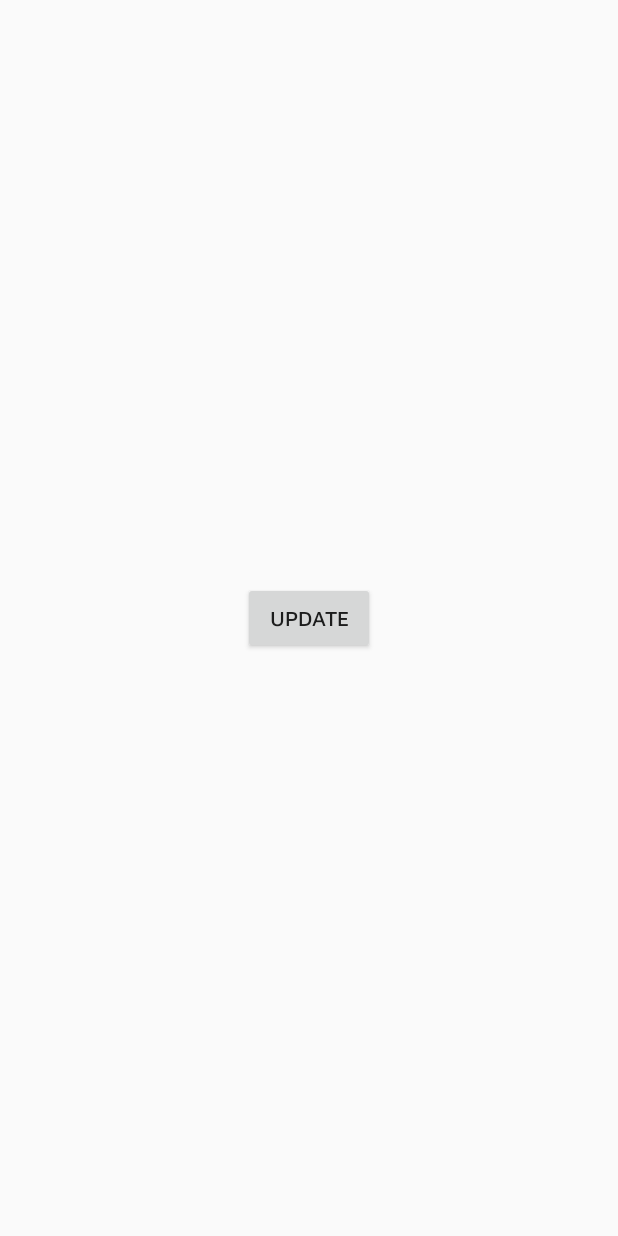
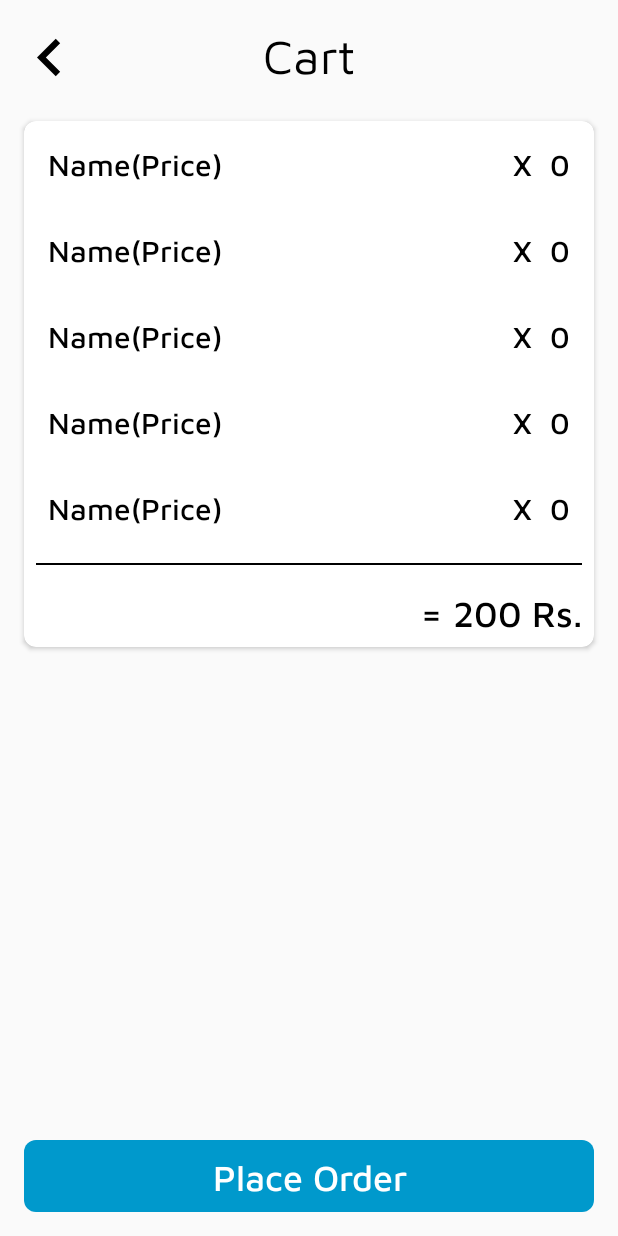
Before and after one commit to PreetJagani/Canteen-Managment, an Android app: the layout activity_cart_food_list.xml on its own in the app's theme, with its tools: preview values and no code run, on a phone screen of 412 x 824 dp. Run offline under Robolectric (Android 15) with nearby library versions, the phone set to English and light mode, and no system bars.

Commit message:
cart page added

```diff
--- a/app/src/main/java/com/canteenmanagment/ui/CartFoodList/CartFoodList.kt
+++ b/app/src/main/java/com/canteenmanagment/ui/CartFoodList/CartFoodList.kt
@@ -1,46 +1,47 @@
 package com.canteenmanagment.ui.CartFoodList
 
+import android.os.Bundle
+import android.view.View.OnTouchListener
 import androidx.appcompat.app.AppCompatActivity
-import android.os.Bundle
-import android.util.Log
-import android.widget.Toast
+import androidx.databinding.DataBindingUtil
 import androidx.lifecycle.Observer
 import androidx.lifecycle.ViewModelProviders
 import com.canteenmanagment.R
 import com.canteenmanagment.canteen_managment_library.models.CartFood
+import com.canteenmanagment.databinding.ActivityCartFoodListBinding
 import com.canteenmanagment.ui.FoodList.FoodListActivity
 import com.google.gson.Gson
 import com.google.gson.reflect.TypeToken
-import kotlinx.android.synthetic.main.activity_cart_food_list.*
 import java.lang.reflect.Type
+
 
 class CartFoodList : AppCompatActivity() {
 
     private lateinit var cartFoodListViewModel : CartFoodListViewModel
+    private lateinit var binding : ActivityCartFoodListBinding
 
     override fun onCreate(savedInstanceState: Bundle?) {
         super.onCreate(savedInstanceState)
         setContentView(R.layout.activity_cart_food_list)
 
+        binding = DataBindingUtil.setContentView(
+            this,
+            R.layout.activity_cart_food_list
+        )
         cartFoodListViewModel = ViewModelProviders.of(this).get(CartFoodListViewModel::class.java)
 
-        getDataFromSharedPrefrences()
+        binding.RVCartFood.setOnTouchListener(OnTouchListener { v, event -> true })
+
+        getDataFromSharedPreferences()
 
         cartFoodListViewModel.cartFoodList.observe(this, Observer {
-
-            Log.d("Cart",it.toString())
-            Toast.makeText(this,"Observe",Toast.LENGTH_SHORT).show()
-
+            binding.RVCartFood.adapter = CartFoodListRecyclerViewAdapter(it)
+            binding.TVTotal.text = "= ${calculateTotalAmount(it)} Rs."
         })
-
-        BT_change.setOnClickListener {
-            cartFoodListViewModel.changeCartFoodList(mutableListOf())
-        }
-
 
     }
 
-    fun getDataFromSharedPrefrences(){
+    private fun getDataFromSharedPreferences(){
 
         val preference = application.getSharedPreferences(FoodListActivity.CART, 0x0000)
 
@@ -56,4 +57,13 @@ class CartFoodList : AppCompatActivity() {
 
         cartFoodListViewModel.cartFoodList.postValue(cartItemLIst)
     }
+
+    private fun calculateTotalAmount(cartFoodList: MutableList<CartFood>) : Int{
+
+        var total = 0
+        for(cartFood in cartFoodList)
+            total += cartFood.qunity * cartFood.food.price!!
+
+        return total
+    }
 }
--- /dev/null
+++ b/app/src/main/java/com/canteenmanagment/ui/CartFoodList/CartFoodListRecyclerViewAdapter.kt
@@ -0,0 +1,35 @@
+package com.canteenmanagment.ui.CartFoodList
+
+import android.util.Log
+import android.view.LayoutInflater
+import android.view.View
+import android.view.ViewGroup
+import androidx.recyclerview.widget.RecyclerView
+import com.bumptech.glide.Glide
+import com.bumptech.glide.load.engine.DiskCacheStrategy
+import com.canteenmanagment.R
+import com.canteenmanagment.canteen_managment_library.models.CartFood
+import com.canteenmanagment.canteen_managment_library.models.Food
+import com.canteenmanagment.databinding.ItemCartFoodLayoutBinding
+import com.canteenmanagment.databinding.ItemFoodListLayoutBinding
+
+class CartFoodListRecyclerViewAdapter(val cartFoodList : List<CartFood>) : RecyclerView.Adapter<CartFoodListRecyclerViewAdapter.ViewHolder>() {
+
+    override fun onCreateViewHolder(parent: ViewGroup, viewType: Int): ViewHolder {
+        val layoutInflater = LayoutInflater.from(parent.context)
+        val binding = ItemCartFoodLayoutBinding.inflate(layoutInflater,parent,false)
+        return ViewHolder(binding)
+    }
+
+    override fun onBindViewHolder(holder: ViewHolder, position: Int) {
+        holder.binding.TVTitle.text = "${cartFoodList.get(position).food.name} (${cartFoodList.get(position).food.price} Rs.)"
+        holder.binding.TVQuantity.text = "X   ${cartFoodList.get(position).qunity}"
+    }
+
+    override fun getItemCount(): Int {
+        return cartFoodList.size
+    }
+
+    class ViewHolder(var binding: ItemCartFoodLayoutBinding) : RecyclerView.ViewHolder(binding.root)
+
+}
--- a/app/src/main/java/com/canteenmanagment/ui/CartFoodList/CartFoodListViewModel.kt
+++ b/app/src/main/java/com/canteenmanagment/ui/CartFoodList/CartFoodListViewModel.kt
@@ -1,45 +1,16 @@
 package com.canteenmanagment.ui.CartFoodList
 
 import android.app.Application
-import android.util.Log
 import androidx.lifecycle.AndroidViewModel
-import androidx.lifecycle.LiveData
 import androidx.lifecycle.MutableLiveData
-import androidx.lifecycle.liveData
 import com.canteenmanagment.canteen_managment_library.models.CartFood
-import com.canteenmanagment.ui.FoodList.FoodListActivity
-import com.google.gson.Gson
-import com.google.gson.reflect.TypeToken
-import java.lang.reflect.Type
 
-class CartFoodListViewModel(application : Application) : AndroidViewModel(application) {
+class CartFoodListViewModel(application: Application) : AndroidViewModel(application) {
 
-    /*var cartFoodList : LiveData<MutableList<CartFood>> = liveData{
+    var cartFoodList: MutableLiveData<MutableList<CartFood>> = MutableLiveData()
 
-        val preference = application.getSharedPreferences(FoodListActivity.CART, 0x0000)
-
-        var gson = Gson()
-        val type: Type = object : TypeToken<MutableList<CartFood>?>() {}.type
-
-        var cartItemString = preference.getString(FoodListActivity.CART_ITEMS, null)
-
-        var cartItemLIst = if (cartItemString != null)
-            gson.fromJson<MutableList<CartFood>>(cartItemString, type)
-        else
-            mutableListOf()
-
-        emit(cartItemLIst)
-
-    }*/
-
-    var cartFoodList : MutableLiveData<MutableList<CartFood>> = MutableLiveData()
-
-
-
-    fun changeCartFoodList(list : MutableList<CartFood>){
+    fun changeCartFoodList(list: MutableList<CartFood>) {
         cartFoodList.postValue(list)
     }
 
-
-
 }
--- a/app/src/main/java/com/canteenmanagment/ui/FoodList/FoodListRecyclerViewAdapter.kt
+++ b/app/src/main/java/com/canteenmanagment/ui/FoodList/FoodListRecyclerViewAdapter.kt
@@ -25,7 +25,9 @@ class FoodListRecyclerViewAdapter(val foodList : List<Food>, val listner: ClickL
 
         if(!foodList.get(position).available){
             holder.binding.TVNotAvailable.visibility = View.VISIBLE
-            Log.d("Visibility","visible")
+        }
+        else{
+            holder.binding.TVNotAvailable.visibility = View.INVISIBLE
         }
 
         holder.binding.CL.setOnClickListener {
--- a/app/src/main/res/layout/activity_cart_food_list.xml
+++ b/app/src/main/res/layout/activity_cart_food_list.xml
@@ -1,19 +1,103 @@
 <?xml version="1.0" encoding="utf-8"?>
-<androidx.constraintlayout.widget.ConstraintLayout xmlns:android="http://schemas.android.com/apk/res/android"
+<layout xmlns:android="http://schemas.android.com/apk/res/android"
     xmlns:app="http://schemas.android.com/apk/res-auto"
-    xmlns:tools="http://schemas.android.com/tools"
+    xmlns:tools="http://schemas.android.com/tools">
+
+    <androidx.constraintlayout.widget.ConstraintLayout
         android:layout_width="match_parent"
         android:layout_height="match_parent"
         tools:context=".ui.CartFoodList.CartFoodList">
 
-    <Button
-        android:id="@+id/BT_change"
+        <ImageView
+            android:id="@+id/IM_back"
+            style="@style/back_button_style"
+            app:layout_constraintStart_toStartOf="parent"
+            app:layout_constraintTop_toTopOf="parent" />
+
+        <TextView
+            android:id="@+id/TV_title"
+            style="@style/sub_title_style"
             android:layout_width="wrap_content"
             android:layout_height="wrap_content"
-        android:text="update"
-        app:layout_constraintBottom_toBottomOf="parent"
+            android:text="Cart"
             app:layout_constraintEnd_toEndOf="parent"
             app:layout_constraintStart_toStartOf="parent"
             app:layout_constraintTop_toTopOf="parent" />
 
+        <androidx.cardview.widget.CardView
+            android:layout_width="match_parent"
+            android:layout_height="0dp"
+            app:layout_constraintHeight_default="wrap"
+            android:layout_marginLeft="@dimen/medium"
+            android:layout_marginTop="@dimen/large"
+            android:layout_marginRight="@dimen/medium"
+            android:padding="@dimen/medium"
+            app:cardCornerRadius="@dimen/small"
+            app:layout_constraintBottom_toTopOf="@+id/guideline5"
+            app:layout_constraintEnd_toEndOf="parent"
+            app:layout_constraintStart_toStartOf="parent"
+            app:layout_constraintTop_toBottomOf="@+id/TV_title"
+            app:layout_constraintVertical_bias="0.0">
+
+            <ScrollView
+                android:layout_width="match_parent"
+                android:layout_height="wrap_content">
+
+                <LinearLayout
+                    android:layout_width="match_parent"
+                    android:layout_height="wrap_content"
+                    android:orientation="vertical">
+
+                    <androidx.recyclerview.widget.RecyclerView
+                        android:id="@+id/RV_cart_food"
+                        android:layout_width="match_parent"
+                        android:layout_height="wrap_content"
+                        app:layoutManager="androidx.recyclerview.widget.LinearLayoutManager"
+                        tools:itemCount="5"
+                        tools:listitem="@layout/item_cart_food_layout" />
+
+                    <TextView
+                        android:layout_width="match_parent"
+                        android:layout_height="1dp"
+                        android:layout_margin="@dimen/small"
+                        android:background="@color/blackColour" />
+
+                    <TextView
+                        android:id="@+id/TV_total"
+                        android:layout_width="wrap_content"
+                        android:layout_height="wrap_content"
+                        android:layout_gravity="end"
+                        android:layout_margin="@dimen/small"
+                        android:text="= 200 Rs."
+                        android:textColor="@color/blackColour"
+                        android:textSize="24sp" />
+
+                </LinearLayout>
+
+            </ScrollView>
+
+        </androidx.cardview.widget.CardView>
+
+        <Button
+            android:id="@+id/BT_place_order"
+            style="@style/btn_style_2"
+            android:layout_width="match_parent"
+            android:layout_height="wrap_content"
+            android:layout_margin="@dimen/medium"
+            android:background="@drawable/btn_style"
+            android:text="Place Order"
+            android:textSize="24sp"
+            app:layout_constraintBottom_toBottomOf="parent"
+            app:layout_constraintEnd_toEndOf="parent"
+            app:layout_constraintStart_toStartOf="parent" />
+
+        <androidx.constraintlayout.widget.Guideline
+            android:id="@+id/guideline5"
+            android:layout_width="wrap_content"
+            android:layout_height="wrap_content"
+            android:orientation="horizontal"
+            app:layout_constraintGuide_end="80dp" />
+
     </androidx.constraintlayout.widget.ConstraintLayout>
+
+</layout>
--- a/app/src/main/res/layout/activity_food_list.xml
+++ b/app/src/main/res/layout/activity_food_list.xml
@@ -5,7 +5,6 @@
     xmlns:tools="http://schemas.android.com/tools">
 
     <data>
-
         <variable
             name="title"
             type="String" />
--- /dev/null
+++ b/app/src/main/res/layout/item_cart_food_layout.xml
@@ -0,0 +1,39 @@
+<?xml version="1.0" encoding="utf-8"?>
+
+<layout xmlns:android="http://schemas.android.com/apk/res/android"
+    xmlns:app="http://schemas.android.com/apk/res-auto"
+    xmlns:tools="http://schemas.android.com/tools">
+
+    <androidx.constraintlayout.widget.ConstraintLayout
+        android:id="@+id/CL"
+        android:layout_width="match_parent"
+        android:layout_height="wrap_content">
+
+        <TextView
+            android:id="@+id/TV_title"
+            android:layout_width="wrap_content"
+            android:layout_height="wrap_content"
+            android:textColor="@color/blackColour"
+            android:textSize="20sp"
+            android:layout_margin="@dimen/medium"
+            app:layout_constraintBottom_toBottomOf="parent"
+            app:layout_constraintStart_toStartOf="parent"
+            app:layout_constraintTop_toTopOf="parent"
+            tools:text="Name(Price)" />
+
+        <TextView
+            android:id="@+id/TV_quantity"
+            android:layout_width="wrap_content"
+            android:layout_height="wrap_content"
+            android:layout_margin="@dimen/medium"
+            android:textSize="20sp"
+            android:textColor="@color/blackColour"
+            app:layout_constraintBottom_toBottomOf="@+id/TV_title"
+            app:layout_constraintEnd_toEndOf="parent"
+            app:layout_constraintTop_toTopOf="@+id/TV_title"
+            tools:text="X  0" />
+
+    </androidx.constraintlayout.widget.ConstraintLayout>
+
+
+</layout>
--- a/app/src/main/res/values/styles.xml
+++ b/app/src/main/res/values/styles.xml
@@ -18,6 +18,14 @@
     <style name="btn_style">
         <item name="background">@drawable/btn_style</item>
         <item name="backgroundTint">@color/colorPrimary</item>
+        <item name="android:textColor">@android:color/white</item>
+        <item name="android:textSize">@dimen/medium</item>
+        <item name="android:textAllCaps">false</item>
+    </style>
+
+    <style name="btn_style_2">
+        <item name="background">@drawable/btn_style</item>
+        <item name="backgroundTint">@android:color/holo_blue_dark</item>
         <item name="android:textColor">@android:color/white</item>
         <item name="android:textSize">@dimen/medium</item>
         <item name="android:textAllCaps">false</item>
```
Lines whose indentation alone changed are shown as unchanged.
